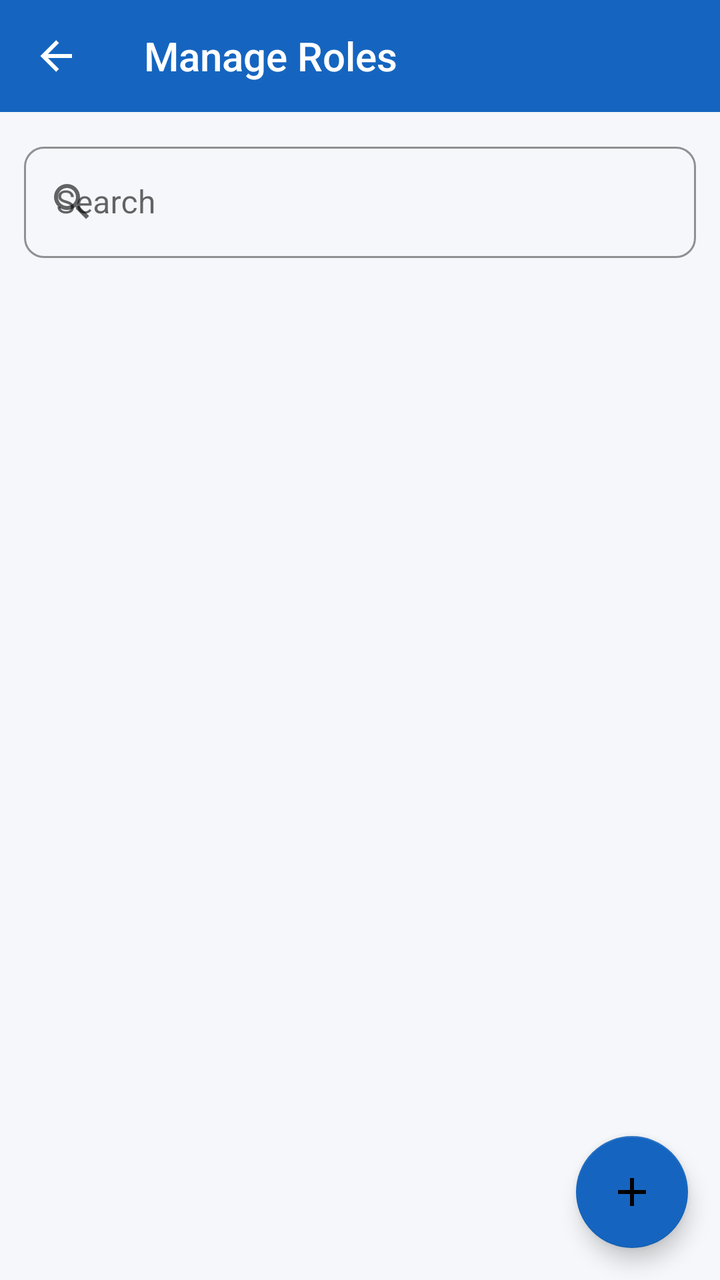
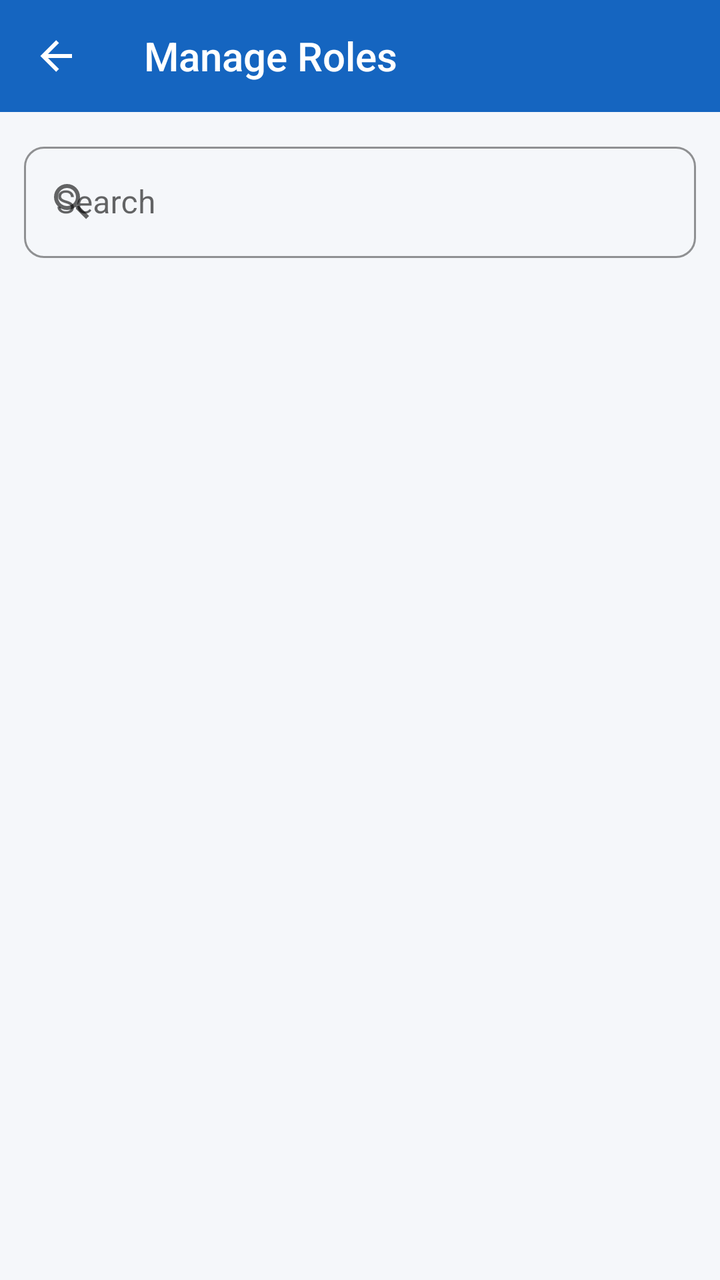

Compare the two renders of this Android layout. The source of the first and the diff that turns it into the second are given below.
<!-- AndroidManifest.xml: application theme Theme.WorkVerse -->
<!-- res/layout/activity_manage_roles.xml -->
<?xml version="1.0" encoding="utf-8"?>
<androidx.coordinatorlayout.widget.CoordinatorLayout xmlns:android="http://schemas.android.com/apk/res/android"
    xmlns:app="http://schemas.android.com/apk/res-auto"
    android:layout_width="match_parent" android:layout_height="match_parent" android:background="@color/background">
    <LinearLayout android:layout_width="match_parent" android:layout_height="match_parent" android:orientation="vertical">
        <androidx.appcompat.widget.Toolbar android:id="@+id/toolbar"
            android:layout_width="match_parent" android:layout_height="?attr/actionBarSize"
            style="@style/WorkVerse.Toolbar" app:title="Manage Roles" app:navigationIcon="@drawable/ic_back"/>
        <com.google.android.material.textfield.TextInputLayout
            android:layout_width="match_parent" android:layout_height="wrap_content"
            style="@style/WorkVerse.TextInput" android:hint="Search" android:layout_margin="12dp"
            app:startIconDrawable="@drawable/ic_search">
            <com.google.android.material.textfield.TextInputEditText
                android:id="@+id/etSearch" android:layout_width="match_parent" android:layout_height="wrap_content"/>
        </com.google.android.material.textfield.TextInputLayout>
        <androidx.recyclerview.widget.RecyclerView android:id="@+id/recyclerView"
            android:layout_width="match_parent" android:layout_height="0dp"
            android:layout_weight="1" android:padding="8dp" android:clipToPadding="false"/>
        <ProgressBar android:id="@+id/progressBar" android:layout_width="wrap_content"
            android:layout_height="wrap_content" android:layout_gravity="center" android:visibility="gone"/>
        <TextView android:id="@+id/tvEmpty" android:layout_width="match_parent" android:layout_height="wrap_content"
            android:text="No data found" android:gravity="center" android:padding="40dp"
            android:textColor="@color/text_secondary" android:textSize="16sp" android:visibility="gone"/>
    </LinearLayout>
    <com.google.android.material.floatingactionbutton.FloatingActionButton
        android:id="@+id/fabAdd" android:layout_width="wrap_content" android:layout_height="wrap_content"
        android:layout_gravity="bottom|end" android:layout_margin="16dp"
        android:src="@drawable/ic_add" app:backgroundTint="@color/primary"/>
</androidx.coordinatorlayout.widget.CoordinatorLayout>
<!-- resources referenced by this layout -->
<resources>
  <color name="background">#F5F7FA</color>
  <color name="primary">#1565C0</color>
  <color name="text_secondary">#757575</color>
  <!-- drawable ic_add (drawable) -->
  <?xml version="1.0" encoding="utf-8"?>
  <vector xmlns:android="http://schemas.android.com/apk/res/android" android:width="24dp" android:height="24dp" android:viewportWidth="24" android:viewportHeight="24">
      <path android:fillColor="#FFFFFF" android:pathData="M19,13H13V19H11V13H5V11H11V5H13V11H19V13Z"/>
  </vector>
  <!-- drawable ic_back (drawable) -->
  <?xml version="1.0" encoding="utf-8"?>
  <vector xmlns:android="http://schemas.android.com/apk/res/android" android:width="24dp" android:height="24dp" android:viewportWidth="24" android:viewportHeight="24">
      <path android:fillColor="#FFFFFF" android:pathData="M20,11V13H8L13.5,18.5L12.08,19.92L4.16,12L12.08,4.08L13.5,5.5L8,11H20Z"/>
  </vector>
  <!-- drawable ic_search (drawable) -->
  <?xml version="1.0" encoding="utf-8"?>
  <vector xmlns:android="http://schemas.android.com/apk/res/android" android:width="24dp" android:height="24dp" android:viewportWidth="24" android:viewportHeight="24">
      <path android:fillColor="#757575" android:pathData="M9.5,3A6.5,6.5 0 0,1 16,9.5C16,11.11 15.41,12.59 14.44,13.73L14.71,14H15.5L20.5,19L19,20.5L14,15.5V14.71L13.73,14.44C12.59,15.41 11.11,16 9.5,16A6.5,6.5 0 0,1 3,9.5A6.5,6.5 0 0,1 9.5,3M9.5,5C7,5 5,7 5,9.5C5,12 7,14 9.5,14C12,14 14,12 14,9.5C14,7 12,5 9.5,5Z"/>
  </vector>
  <style name="WorkVerse.TextInput" parent="Widget.MaterialComponents.TextInputLayout.OutlinedBox">
          <item name="boxCornerRadiusTopStart">10dp</item>
          <item name="boxCornerRadiusTopEnd">10dp</item>
          <item name="boxCornerRadiusBottomStart">10dp</item>
          <item name="boxCornerRadiusBottomEnd">10dp</item>
          <item name="boxStrokeColor">@color/primary</item>
          <item name="hintTextColor">@color/primary</item>
      </style>
  <style name="WorkVerse.Toolbar" parent="Widget.AppCompat.Toolbar">
          <item name="android:background">@color/primary</item>
          <item name="android:theme">@style/ThemeOverlay.AppCompat.Dark.ActionBar</item>
      </style>
  <style name="Theme.WorkVerse" parent="Theme.MaterialComponents.Light.NoActionBar">
          <item name="colorPrimary">@color/primary</item>
          <item name="colorPrimaryVariant">@color/primary_dark</item>
          <item name="colorOnPrimary">@color/white</item>
          <item name="colorSecondary">@color/accent</item>
          <item name="android:colorBackground">@color/background</item>
          <item name="android:statusBarColor">@color/primary_dark</item>
      </style>
  <color name="primary_dark">#0D47A1</color>
  <color name="white">#FFFFFF</color>
  <color name="accent">#FF8F00</color>
</resources>

<!-- the commit's change to res/layout/activity_manage_roles.xml (unified diff, before → after) -->
@@ -22,8 +22,4 @@
             android:text="No data found" android:gravity="center" android:padding="40dp"
             android:textColor="@color/text_secondary" android:textSize="16sp" android:visibility="gone"/>
     </LinearLayout>
-    <com.google.android.material.floatingactionbutton.FloatingActionButton
-        android:id="@+id/fabAdd" android:layout_width="wrap_content" android:layout_height="wrap_content"
-        android:layout_gravity="bottom|end" android:layout_margin="16dp"
-        android:src="@drawable/ic_add" app:backgroundTint="@color/primary"/>
 </androidx.coordinatorlayout.widget.CoordinatorLayout>
<!-- resource entries referenced after the edit -->
@@ -3,11 +3,6 @@
   <color name="background">#F5F7FA</color>
   <color name="primary">#1565C0</color>
   <color name="text_secondary">#757575</color>
-  <!-- drawable ic_add (drawable) -->
-  <?xml version="1.0" encoding="utf-8"?>
-  <vector xmlns:android="http://schemas.android.com/apk/res/android" android:width="24dp" android:height="24dp" android:viewportWidth="24" android:viewportHeight="24">
-      <path android:fillColor="#FFFFFF" android:pathData="M19,13H13V19H11V13H5V11H11V5H13V11H19V13Z"/>
-  </vector>
   <!-- drawable ic_back (drawable) -->
   <?xml version="1.0" encoding="utf-8"?>
   <vector xmlns:android="http://schemas.android.com/apk/res/android" android:width="24dp" android:height="24dp" android:viewportWidth="24" android:viewportHeight="24">
